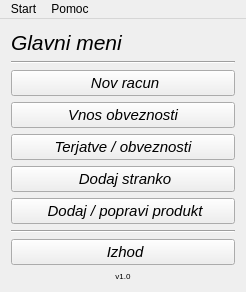
Before: the Qt Designer form mainwindow.ui in MaxMaxy/racun, drawn with Qt 5.
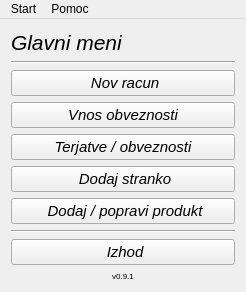
After: the same form once the commit is applied. Icons and pictures are not drawn.

The edit to the form file:
```diff
--- a/mainwindow.ui
+++ b/mainwindow.ui
@@ -7,7 +7,7 @@
     <x>0</x>
     <y>0</y>
     <width>246</width>
-    <height>291</height>
+    <height>292</height>
    </rect>
   </property>
   <property name="sizePolicy">
@@ -202,7 +202,7 @@
          <enum>QFrame::Raised</enum>
         </property>
         <property name="text">
-         <string>v1.0</string>
+         <string>v0.9.1</string>
         </property>
         <property name="textFormat">
          <enum>Qt::AutoText</enum>
```
Left out of the diff: 2 changed lines with no effect on the pictures.
